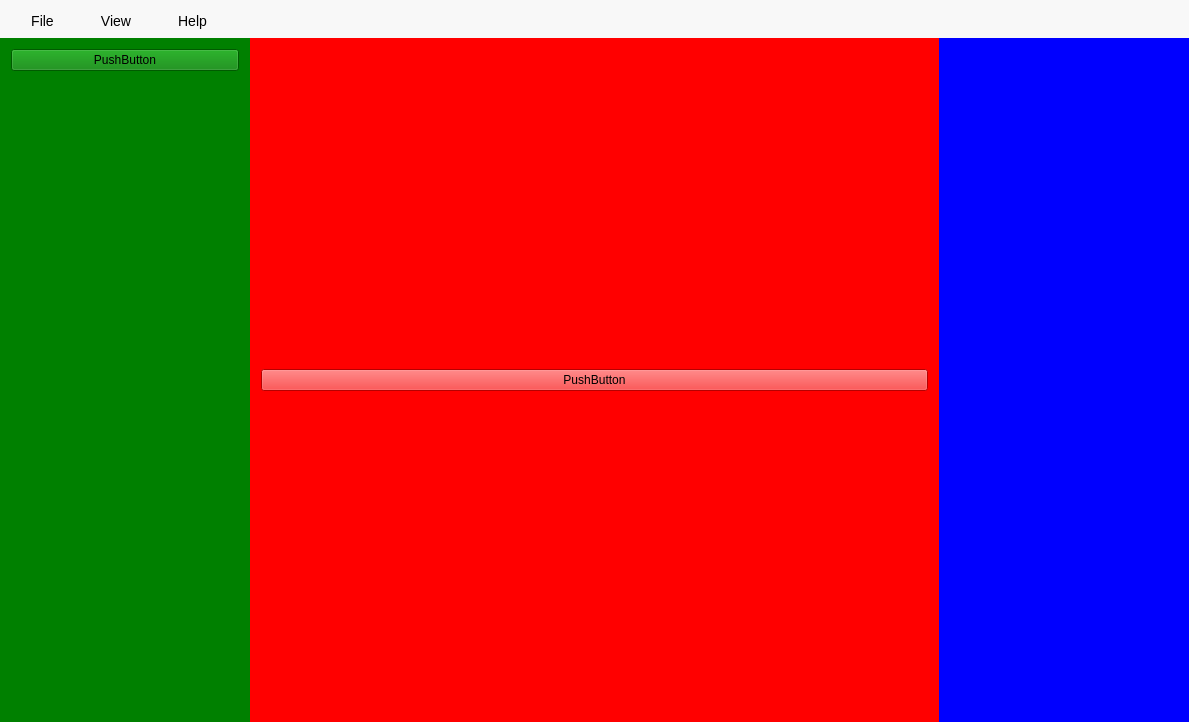
Qt form src/mainwindow.ui (Gitnoter/vemoria2) before a commit.
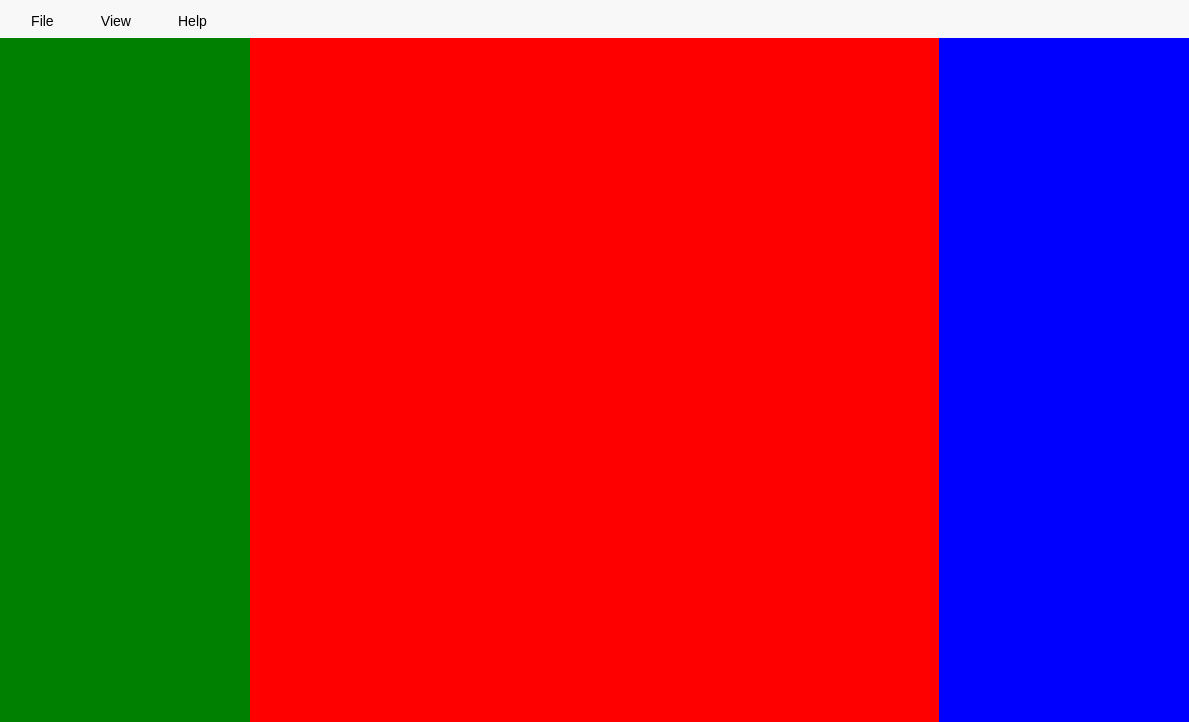
The same form after that commit.

Commit message: grid get names

The edit to the form file:
```diff
--- a/src/mainwindow.ui
+++ b/src/mainwindow.ui
@@ -75,15 +75,7 @@
         <property name="styleSheet">
          <string notr="true">background-color:green;</string>
         </property>
-        <layout class="QGridLayout" name="gridLayout_11">
-         <item row="0" column="0" alignment="Qt::AlignTop">
-          <widget class="QPushButton" name="pushButton">
-           <property name="text">
-            <string>PushButton</string>
-           </property>
-          </widget>
-         </item>
-        </layout>
+        <layout class="QGridLayout" name="gridLayout_11"/>
        </widget>
       </item>
       <item>
@@ -97,15 +89,7 @@
         <property name="styleSheet">
          <string notr="true">background-color:red;</string>
         </property>
-        <layout class="QGridLayout" name="gridLayout_10" rowstretch="0" columnstretch="0" columnminimumwidth="0">
-         <item row="0" column="0">
-          <widget class="QPushButton" name="pushButton_2">
-           <property name="text">
-            <string>PushButton</string>
-           </property>
-          </widget>
-         </item>
-        </layout>
+        <layout class="QGridLayout" name="gridLayout_10" rowstretch="0" columnstretch="0"/>
        </widget>
       </item>
       <item>
```
